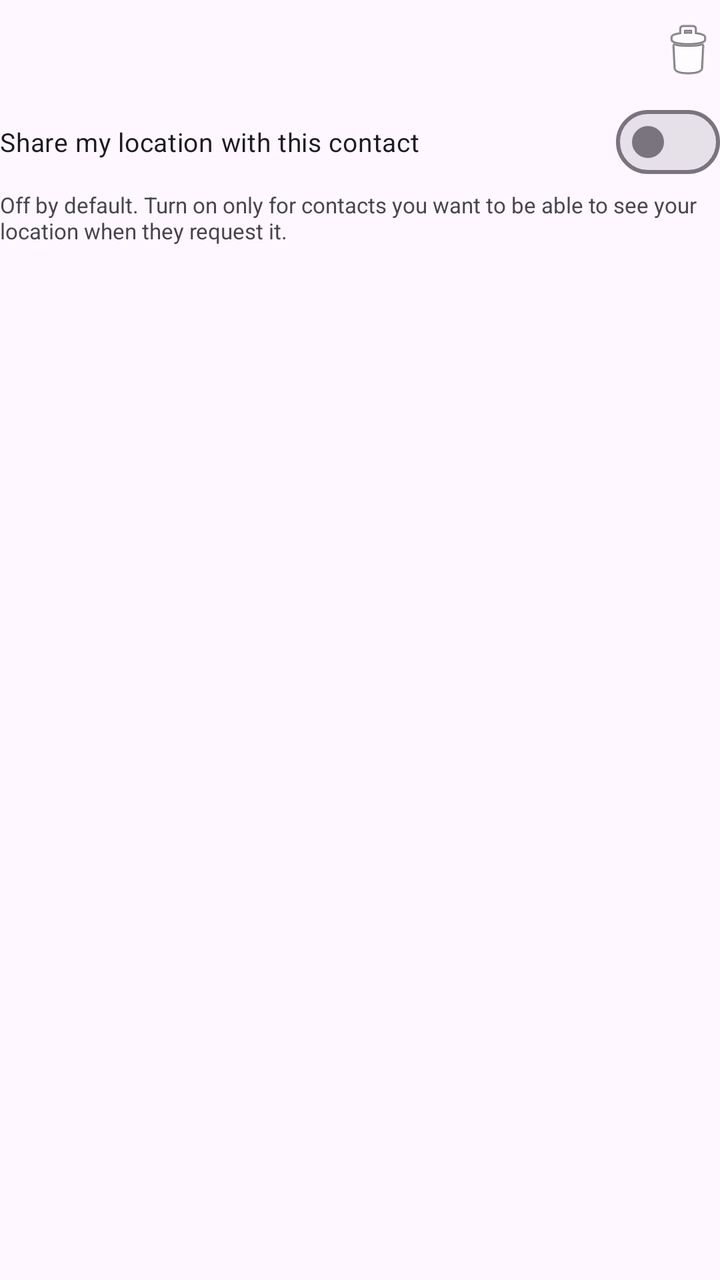
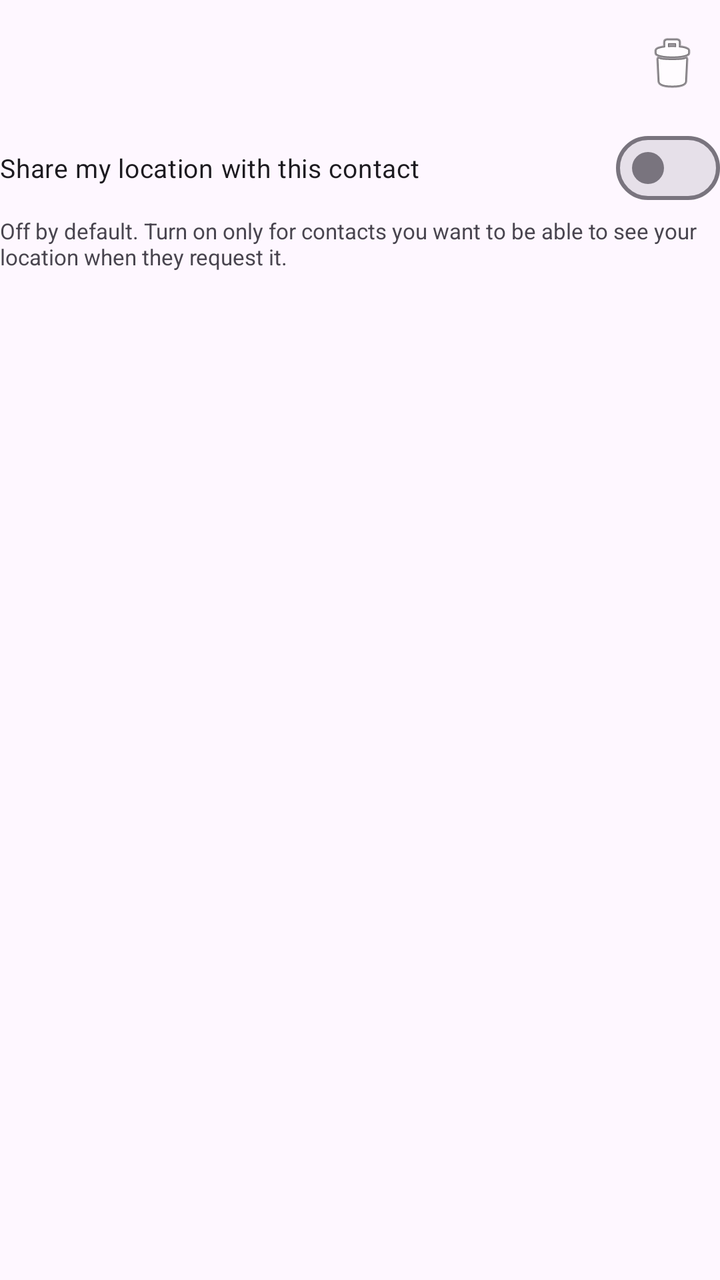

Screens rendered from an Android XML layout before and after an edit, with the pre-edit source and the edit as a unified diff.
<!-- AndroidManifest.xml: another module's application theme Theme.SOSRing -->
<!-- res/layout/item_peer.xml -->
<?xml version="1.0" encoding="utf-8"?>
<LinearLayout xmlns:android="http://schemas.android.com/apk/res/android"
    android:layout_width="match_parent"
    android:layout_height="wrap_content"
    android:orientation="vertical"
    android:paddingTop="8dp"
    android:paddingBottom="8dp">

    <LinearLayout
        android:layout_width="match_parent"
        android:layout_height="wrap_content"
        android:orientation="horizontal"
        android:gravity="center_vertical">

        <LinearLayout
            android:layout_width="0dp"
            android:layout_height="wrap_content"
            android:layout_weight="1"
            android:orientation="vertical">

            <TextView
                android:id="@+id/tvPeerNumber"
                android:layout_width="wrap_content"
                android:layout_height="wrap_content"
                android:textSize="15sp" />

            <TextView
                android:id="@+id/tvPeerFingerprint"
                android:layout_width="wrap_content"
                android:layout_height="wrap_content"
                android:textSize="11sp"
                android:fontFamily="monospace"
                android:textColor="?android:textColorSecondary" />
        </LinearLayout>

        <ImageButton
            android:id="@+id/btnRemovePeer"
            android:layout_width="wrap_content"
            android:layout_height="wrap_content"
            android:src="@android:drawable/ic_menu_delete"
            android:background="?attr/selectableItemBackgroundBorderless"
            android:contentDescription="@string/btn_remove" />
    </LinearLayout>

    <com.google.android.material.materialswitch.MaterialSwitch
        android:id="@+id/swPeerLocation"
        android:layout_width="match_parent"
        android:layout_height="wrap_content"
        android:layout_marginTop="4dp"
        android:text="@string/p2p_location_share_label"
        android:textSize="13sp" />

    <TextView
        android:id="@+id/tvPeerLocationHint"
        android:layout_width="match_parent"
        android:layout_height="wrap_content"
        android:text="@string/p2p_location_share_hint"
        android:textSize="11sp"
        android:textColor="?android:textColorSecondary" />
</LinearLayout>
<!-- resources referenced by this layout -->
<resources>
  <string name="btn_remove">Remove</string>
  <string name="p2p_location_share_hint">Off by default. Turn on only for contacts you want to be able to see your location when they request it.</string>
  <string name="p2p_location_share_label">Share my location with this contact</string>
  <style name="Theme.SOSRing" parent="Theme.Material3.DayNight.NoActionBar">
          <item name="colorPrimary">@color/primary</item>
          <item name="colorPrimaryDark">@color/primary_dark</item>
          <item name="colorOnPrimary">@color/on_primary</item>
          <item name="colorSecondary">@color/secondary</item>
      </style>
  <color name="primary">#FF6D00</color>
  <color name="primary_dark">#E65100</color>
  <color name="on_primary">#FFFFFF</color>
  <color name="secondary">#1565C0</color>
</resources>

<!-- the commit's change to res/layout/item_peer.xml (unified diff, before → after) -->
@@ -35,10 +35,11 @@
 
         <ImageButton
             android:id="@+id/btnRemovePeer"
-            android:layout_width="wrap_content"
-            android:layout_height="wrap_content"
+            android:layout_width="48dp"
+            android:layout_height="48dp"
             android:src="@android:drawable/ic_menu_delete"
             android:background="?attr/selectableItemBackgroundBorderless"
+            android:scaleType="centerInside"
             android:contentDescription="@string/btn_remove" />
     </LinearLayout>
 
